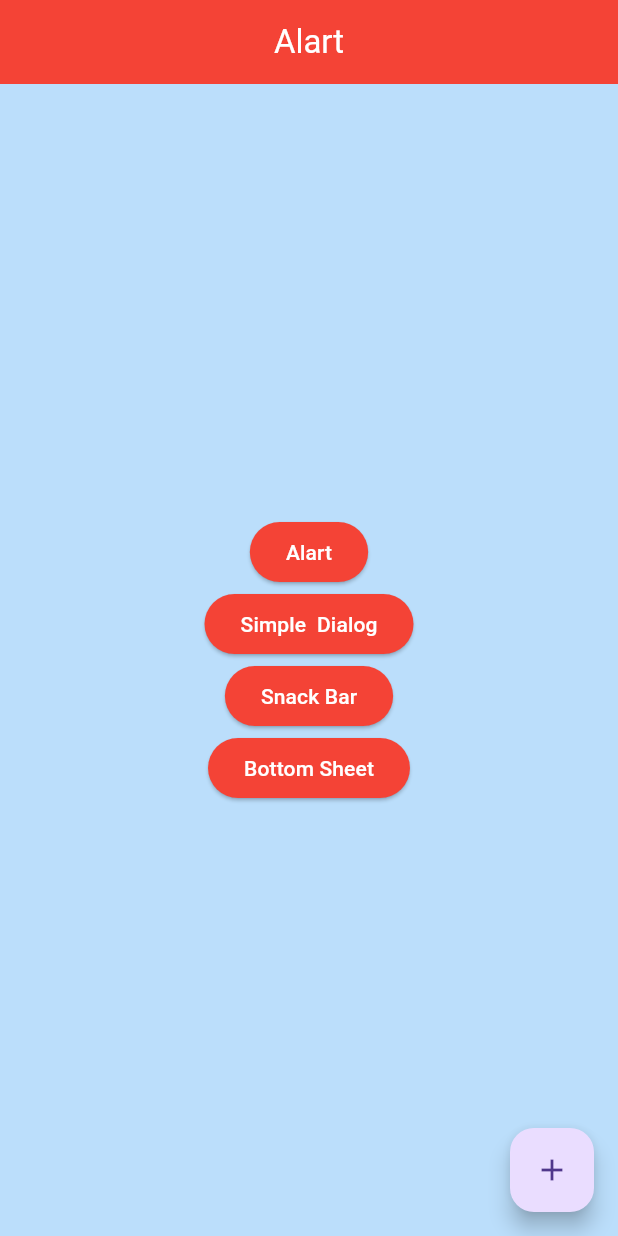
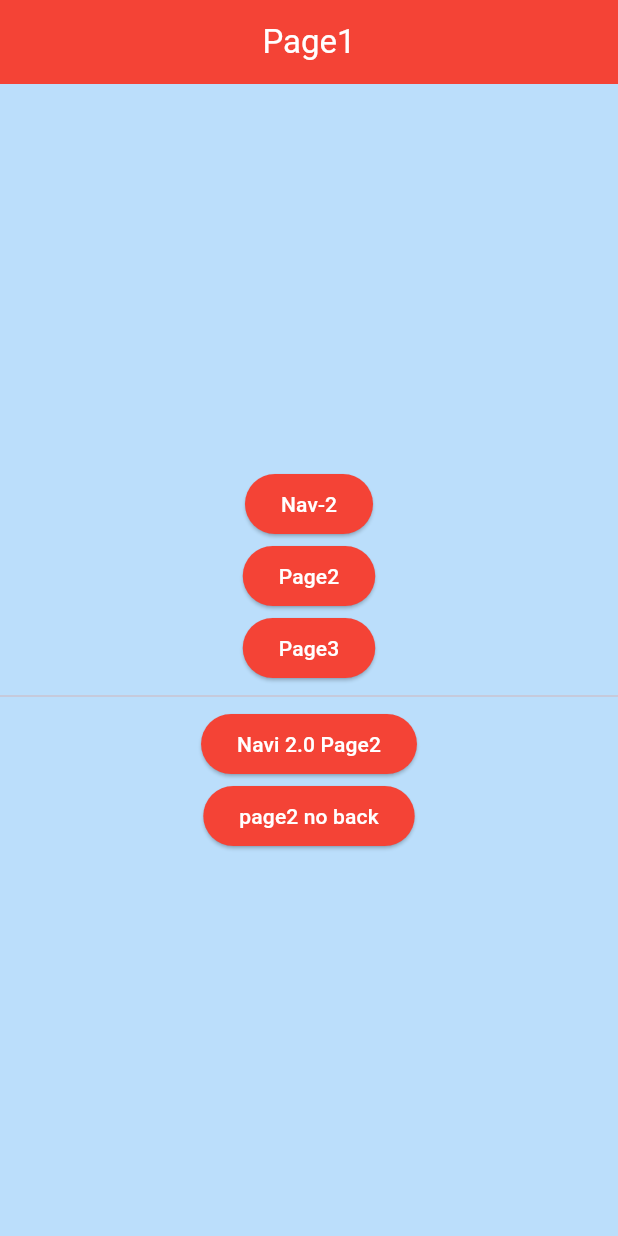
Before and after one commit to md-rezwanur-rahman/flutter_app_prac, a Flutter app: the screen it shows after launch, on a phone screen of 412 x 824 dp. Run offline on Flutter 3.47's test engine with Material 3 defaults, Android fonts, the phone set to English and light mode, and no system bars; our stand-ins replace flutter_screenutil.

Commit message:
02-08-26

```diff
--- a/lib/app.dart
+++ b/lib/app.dart
@@ -10,6 +10,9 @@ import 'module11/hotel_ui.dart';
 import 'module_10/class3.dart';
 import 'module_10/class_1.dart';
 import 'module_10/class_2.dart';
+import 'module_12/navi/page1.dart';
+import 'module_12/navi/page2.dart';
+import 'module_12/navi/page3.dart';
 import 'module_9/class_3.dart';
 class MyApp extends StatelessWidget {
   const MyApp({super.key});
@@ -23,6 +26,12 @@ class MyApp extends StatelessWidget {
         // Use builder only if you need to use library outside ScreenUtilInit context
         builder: (_ , child) {
           return MaterialApp(
+            routes: {
+              '/page1':(context)=>page1(),
+              '/page2':(context)=>page2(name: '',),
+              '/page3':(context)=>page3(),
+            },
+            initialRoute: '/page1',
       theme: ThemeData(
         brightness: Brightness.light,
         primaryColor: Colors.orange,
@@ -45,7 +54,7 @@ class MyApp extends StatelessWidget {
       ),
       debugShowCheckedModeBanner: false,
       title: 'Flutter 15',
-      home: Alart(),
+      // home: page1(),
     );},
     );
   }
--- /dev/null
+++ b/lib/module_12/navi/page1.dart
@@ -0,0 +1,38 @@
+import 'package:flutter/material.dart';
+import 'package:my_app/module_12/navi/page2.dart';
+class page1 extends StatelessWidget {
+
+  const page1({super.key});
+
+  @override
+  Widget build(BuildContext context) {
+    return Scaffold(
+      appBar: AppBar(
+        title: Text('Page1'),
+      ),
+      body: SafeArea(
+        child: Center(
+          child: Column(
+            mainAxisAlignment: MainAxisAlignment.center,
+            children: [
+              ElevatedButton(onPressed: (){
+                Navigator.pushReplacement(context, MaterialPageRoute(builder: (context)=>page2(name: 'Rayjan',)));
+              }, child: Text('Nav-2')),
+              ElevatedButton(onPressed: (){
+                Navigator.push(context, MaterialPageRoute(builder: (context)=>page2(name: 'Rayjan',)));
+              }, child: Text('Page2')),
+              ElevatedButton(onPressed: (){}, child: Text('Page3')),
+              Divider(),
+              ElevatedButton(onPressed: (){
+                Navigator.pushNamed(context, '/page2');
+              }, child: Text('Navi 2.0 Page2')),
+              ElevatedButton(onPressed: (){
+                Navigator.pushReplacementNamed(context, '/page2');
+              }, child: Text('page2 no back'))
+            ],
+          ),
+        ),
+      ),
+    );
+  }
+}
--- /dev/null
+++ b/lib/module_12/navi/page2.dart
@@ -0,0 +1,31 @@
+import 'package:flutter/material.dart';
+import 'package:my_app/module_12/navi/page3.dart';
+class page2 extends StatelessWidget {
+  final String name;
+  const page2({super.key, required this.name});
+
+  @override
+  Widget build(BuildContext context) {
+    return Scaffold(
+      appBar: AppBar(
+        title: Text('Page2'),
+      ),
+      body: Center(
+        child: Column(
+          mainAxisAlignment: MainAxisAlignment.center,
+          children: [
+            Text(name,style: TextStyle(fontSize: 50),),
+            Text('Page2',style: TextStyle(fontSize: 50),),
+            ElevatedButton(onPressed: (){
+              Navigator.pop(context);
+            }, child: Text('Back')),
+            ElevatedButton(onPressed: (){
+              Navigator.push(context, MaterialPageRoute(builder: (context)=>page3()));
+            }, child: Text('Page3')),
+
+          ],
+        ),
+      ),
+    );
+  }
+}
--- /dev/null
+++ b/lib/module_12/navi/page3.dart
@@ -0,0 +1,28 @@
+import 'package:flutter/material.dart';
+
+import '../../module11/Grid.dart';
+class page3 extends StatelessWidget {
+  const page3({super.key});
+
+  @override
+  Widget build(BuildContext context) {
+    return Scaffold(
+      appBar: AppBar(
+        title: Text('Page3'),
+      ),
+      body: Center(
+        child: Column(
+          mainAxisAlignment: MainAxisAlignment.center,
+          children: [
+            Text('Page3',style: TextStyle(fontSize: 50),),
+            ElevatedButton(onPressed: (){
+              Navigator.push(context, MaterialPageRoute(builder: (context)=>GridV()));
+            }, child: Text('Grid')),
+            ElevatedButton(onPressed: (){
+            }, child: Text('Back'))
+          ],
+        ),
+      ),
+    );
+  }
+}
```
Also changed, not shown: 1 other file.
